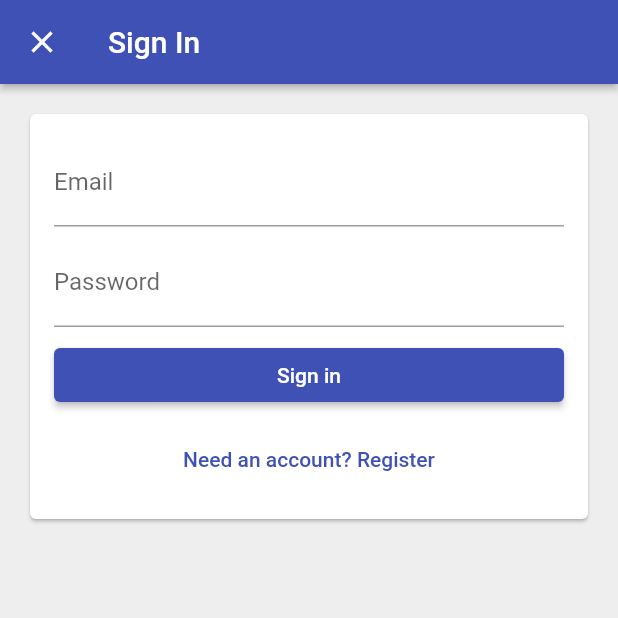
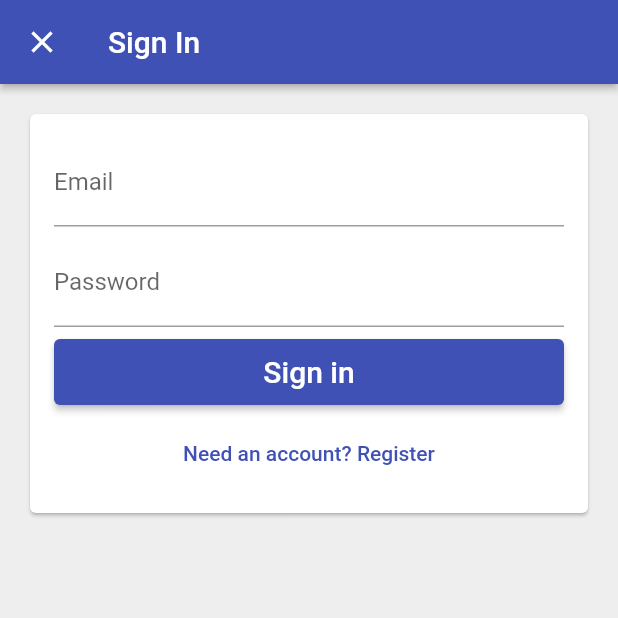
Before and after one commit to EldarioLink/Time_Tracker, a Flutter app: the screen it shows after launch, after a tap on "Sign in with email", on a phone screen of 412 x 824 dp, the top half of it. Run offline on Flutter 3.47's test engine with Material 2 defaults, Android fonts, the light colour scheme and no system bars; our stand-ins replace firebase_auth, firebase_core, google_sign_in; missing offline and left inert: flutter_login_facebook; accounts and stored records are empty.

Commit message:
ref: add add TextController to signin fields

```diff
--- a/lib/app/sign_in/email_sign_in_form.dart
+++ b/lib/app/sign_in/email_sign_in_form.dart
@@ -1,11 +1,21 @@
 import 'package:flutter/material.dart';
+import 'package:time_tracker/common_widgets/form_submit_button.dart';
 
 class EmailSignInForm extends StatelessWidget {
-  const EmailSignInForm({Key? key}) : super(key: key);
+  EmailSignInForm({Key? key}) : super(key: key);
+
+  final TextEditingController _emailController = TextEditingController();
+  final TextEditingController _passwordController = TextEditingController();
+
+  void _submit() {
+    print(_emailController.text);
+    print(_passwordController.text);
+  }
 
   List<Widget> _buildChildren() {
     return [
       TextField(
+        controller: _emailController,
         decoration: InputDecoration(
           labelText: 'Email',
           hintText: "test@gmailc.om",
@@ -13,15 +23,16 @@ class EmailSignInForm extends StatelessWidget {
       ),
       SizedBox(height: 8.0),
       TextField(
+        controller: _passwordController,
         decoration: InputDecoration(
           labelText: 'Password',
         ),
         obscureText: true,
       ),
       SizedBox(height: 8.0),
-      ElevatedButton(
-        onPressed: () {},
-        child: Text('Sign in'),
+      FormSubmitButton(
+        onPressed: _submit,
+        text: 'Sign in',
       ),
       SizedBox(height: 8.0),
       TextButton(
--- a/lib/common_widgets/custom_raised_button.dart
+++ b/lib/common_widgets/custom_raised_button.dart
@@ -12,7 +12,7 @@ class CustomRaisedButton extends StatelessWidget {
   final Color color;
   final double borderRadius;
   final double height;
-  final VoidCallback onPressed;
+  final VoidCallback? onPressed;
 
   @override
   Widget build(BuildContext context) {
--- /dev/null
+++ b/lib/common_widgets/form_submit_button.dart
@@ -0,0 +1,19 @@
+import 'package:flutter/cupertino.dart';
+import 'package:flutter/material.dart';
+import 'package:time_tracker/common_widgets/custom_raised_button.dart';
+
+class FormSubmitButton extends CustomRaisedButton {
+  FormSubmitButton({
+    required String text,
+    VoidCallback? onPressed,
+  }) : super(
+          child: Text(
+            text,
+            style: TextStyle(color: Colors.white, fontSize: 20.0),
+          ),
+          height: 44.0,
+          color: Colors.indigo,
+          borderRadius: 4.0,
+          onPressed: onPressed,
+        );
+}
```
